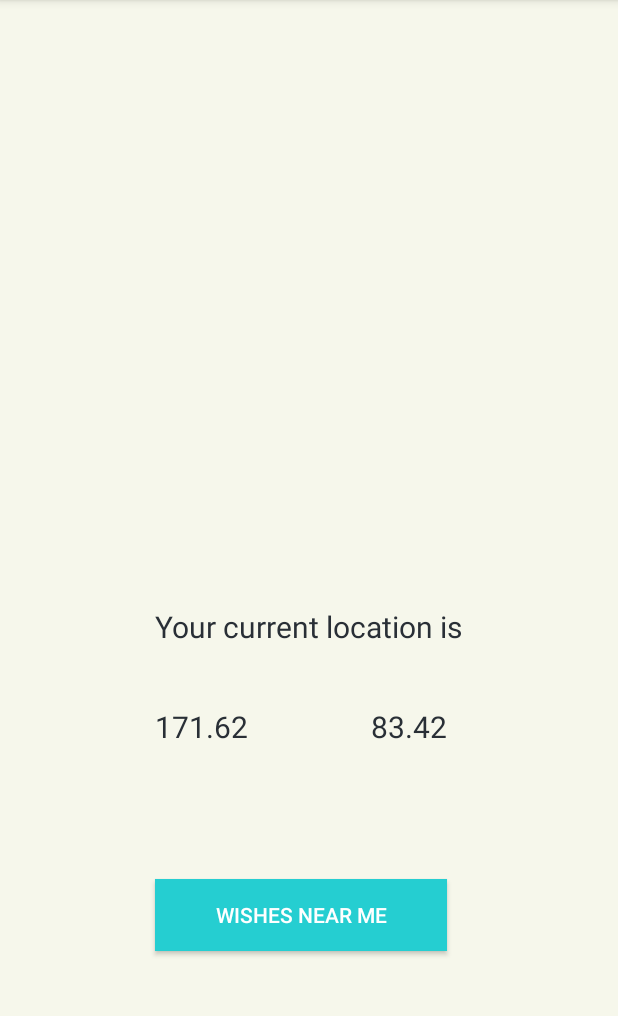
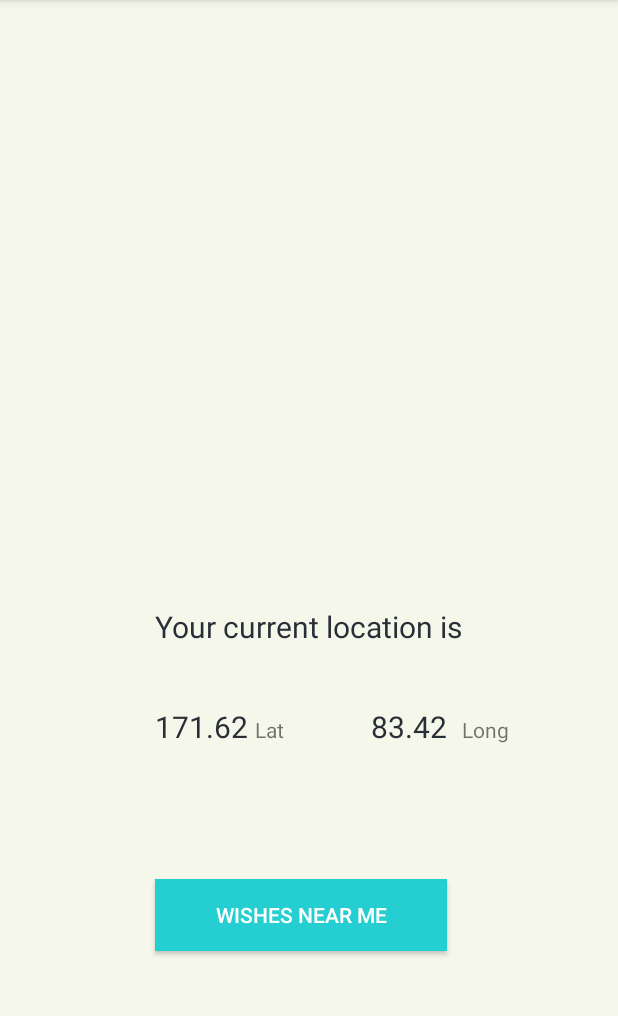
Before and after one commit to Mumbai2017/team-13, an Android app: the TrackerActivity screen opened directly, with no data from a screen before it, on a phone screen of 412 x 824 dp, the part 84-1100 px from its top. Run offline under Robolectric (Android 15) with nearby library versions, the phone set to English and light mode, and no system bars; our stand-ins replace Volley.

Commit message:
Added Lat and long in Tracker

```diff
--- a/NewMAW/app/src/main/res/layout/activity_tracker.xml
+++ b/NewMAW/app/src/main/res/layout/activity_tracker.xml
@@ -72,4 +72,24 @@
         android:text="Your current location is"
         android:layout_above="@+id/tvLatitude"
         android:layout_centerHorizontal="true" />
+
+    <TextView
+        android:id="@+id/textView4"
+        android:layout_width="wrap_content"
+        android:layout_height="wrap_content"
+        android:layout_alignBaseline="@+id/tvLatitude"
+        android:layout_alignBottom="@+id/tvLatitude"
+        android:layout_toEndOf="@+id/tvLatitude"
+        android:layout_toRightOf="@+id/tvLatitude"
+        android:text="Lat" />
+
+    <TextView
+        android:id="@+id/textView7"
+        android:layout_width="wrap_content"
+        android:layout_height="wrap_content"
+        android:text="Long"
+        android:layout_alignBaseline="@+id/tvLongitude"
+        android:layout_alignBottom="@+id/tvLongitude"
+        android:layout_toRightOf="@+id/textView6"
+        android:layout_toEndOf="@+id/textView6" />
 </RelativeLayout>
```
